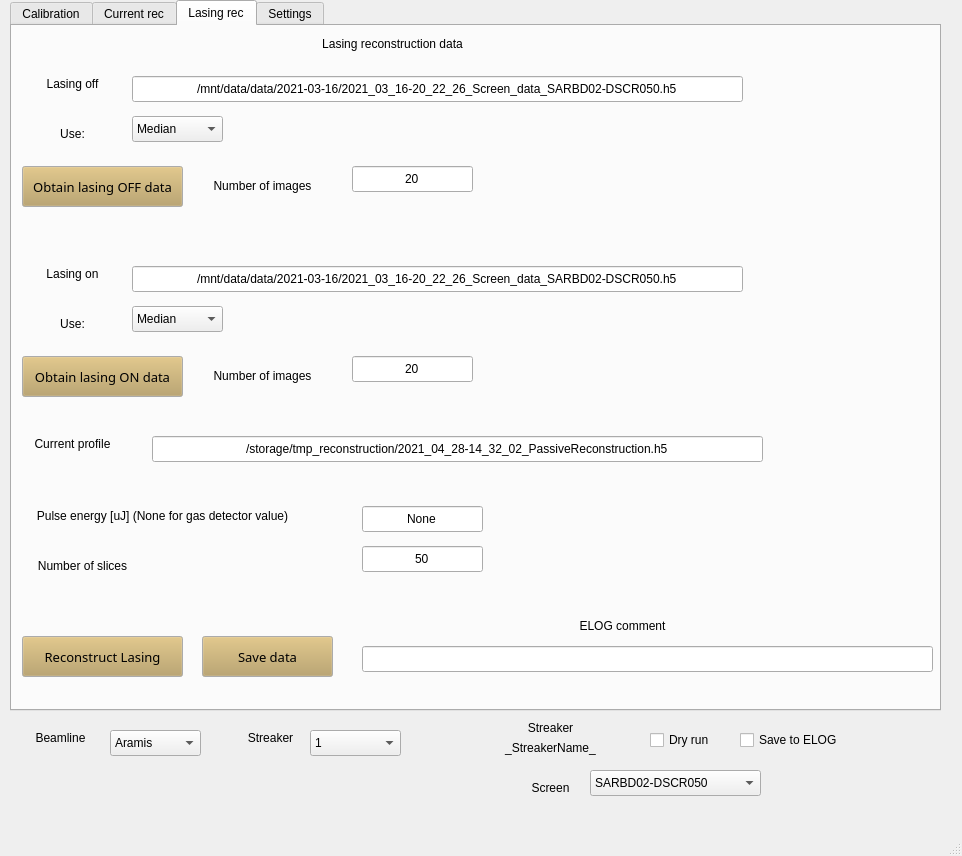
Qt form GUI.ui (pdijksta/WakefieldAnalysis) before a commit.
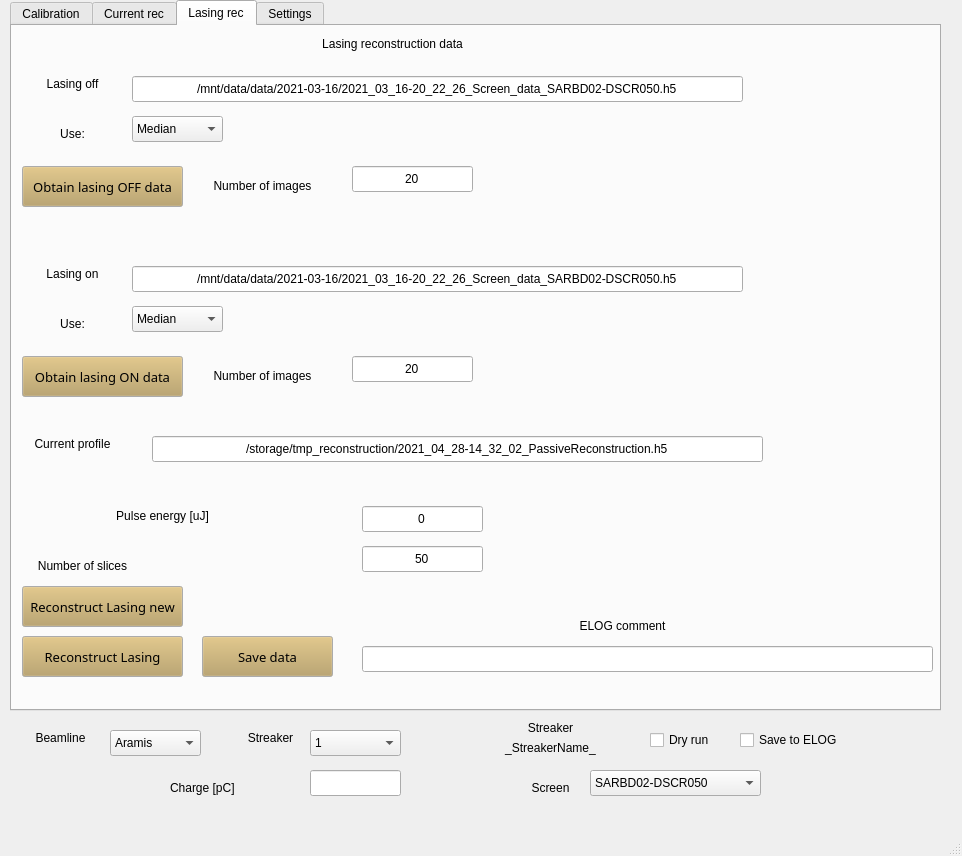
The same form after that commit. The open tabs and pages were chosen to show the change.

Commit message: add new lasing to main

```diff
--- a/GUI.ui
+++ b/GUI.ui
@@ -2217,7 +2217,7 @@
        </rect>
       </property>
       <property name="text">
-       <string>None</string>
+       <string>0</string>
       </property>
       <property name="alignment">
        <set>Qt::AlignCenter</set>
@@ -2233,7 +2233,7 @@
        </rect>
       </property>
       <property name="text">
-       <string>Pulse energy [uJ] (None for gas detector value)</string>
+       <string>Pulse energy [uJ]</string>
       </property>
       <property name="alignment">
        <set>Qt::AlignCenter</set>
@@ -2359,6 +2359,62 @@
        <set>Qt::AlignCenter</set>
       </property>
      </widget>
+     <widget class="QPushButton" name="ReconstructLasingNew">
+      <property name="geometry">
+       <rect>
+        <x>10</x>
+        <y>560</y>
+        <width>161</width>
+        <height>41</height>
+       </rect>
+      </property>
+      <property name="palette">
+       <palette>
+        <active>
+         <colorrole role="Button">
+          <brush brushstyle="SolidPattern">
+           <color alpha="255">
+            <red>183</red>
+            <green>157</green>
+            <blue>92</blue>
+           </color>
+          </brush>
+         </colorrole>
+        </active>
+        <inactive>
+         <colorrole role="Button">
+          <brush brushstyle="SolidPattern">
+           <color alpha="255">
+            <red>183</red>
+            <green>157</green>
+            <blue>92</blue>
+           </color>
+          </brush>
+         </colorrole>
+        </inactive>
+        <disabled>
+         <colorrole role="Button">
+          <brush brushstyle="SolidPattern">
+           <color alpha="255">
+            <red>183</red>
+            <green>157</green>
+            <blue>92</blue>
+           </color>
+          </brush>
+         </colorrole>
+        </disabled>
+       </palette>
+      </property>
+      <property name="font">
+       <font>
+        <family>Sans Serif</family>
+        <pointsize>10</pointsize>
+       </font>
+      </property>
+      <property name="text">
+       <string>Reconstruct Lasing new</string>
+      </property>
+     </widget>
     </widget>
     <widget class="QWidget" name="tab_2">
      <attribute name="title">
@@ -2943,38 +2999,6 @@
        <set>Qt::AlignCenter</set>
       </property>
      </widget>
-     <widget class="QLineEdit" name="Charge">
-      <property name="geometry">
-       <rect>
-        <x>660</x>
-        <y>210</y>
-        <width>91</width>
-        <height>26</height>
-       </rect>
-      </property>
-      <property name="text">
-       <string/>
-      </property>
-      <property name="alignment">
-       <set>Qt::AlignCenter</set>
-      </property>
-     </widget>
-     <widget class="QLabel" name="label_37">
-      <property name="geometry">
-       <rect>
-        <x>520</x>
-        <y>220</y>
-        <width>121</width>
-        <height>16</height>
-       </rect>
-      </property>
-      <property name="text">
-       <string>Charge [pC]</string>
-      </property>
-      <property name="alignment">
-       <set>Qt::AlignLeading|Qt::AlignLeft|Qt::AlignVCenter</set>
-      </property>
-     </widget>
      <widget class="QCheckBox" name="SelfConsistentCheck">
       <property name="geometry">
        <rect>
@@ -3174,6 +3198,38 @@
      <bool>false</bool>
     </property>
    </widget>
+   <widget class="QLineEdit" name="Charge">
+    <property name="geometry">
+     <rect>
+      <x>310</x>
+      <y>770</y>
+      <width>91</width>
+      <height>26</height>
+     </rect>
+    </property>
+    <property name="text">
+     <string/>
+    </property>
+    <property name="alignment">
+     <set>Qt::AlignCenter</set>
+    </property>
+   </widget>
+   <widget class="QLabel" name="label_37">
+    <property name="geometry">
+     <rect>
+      <x>170</x>
+      <y>780</y>
+      <width>121</width>
+      <height>16</height>
+     </rect>
+    </property>
+    <property name="text">
+     <string>Charge [pC]</string>
+    </property>
+    <property name="alignment">
+     <set>Qt::AlignLeading|Qt::AlignLeft|Qt::AlignVCenter</set>
+    </property>
+   </widget>
   </widget>
   <widget class="QMenuBar" name="menubar">
    <property name="geometry">
```
Left out of the diff: 7 changed lines with no effect on the pictures. The commit also changes 5 other files.
